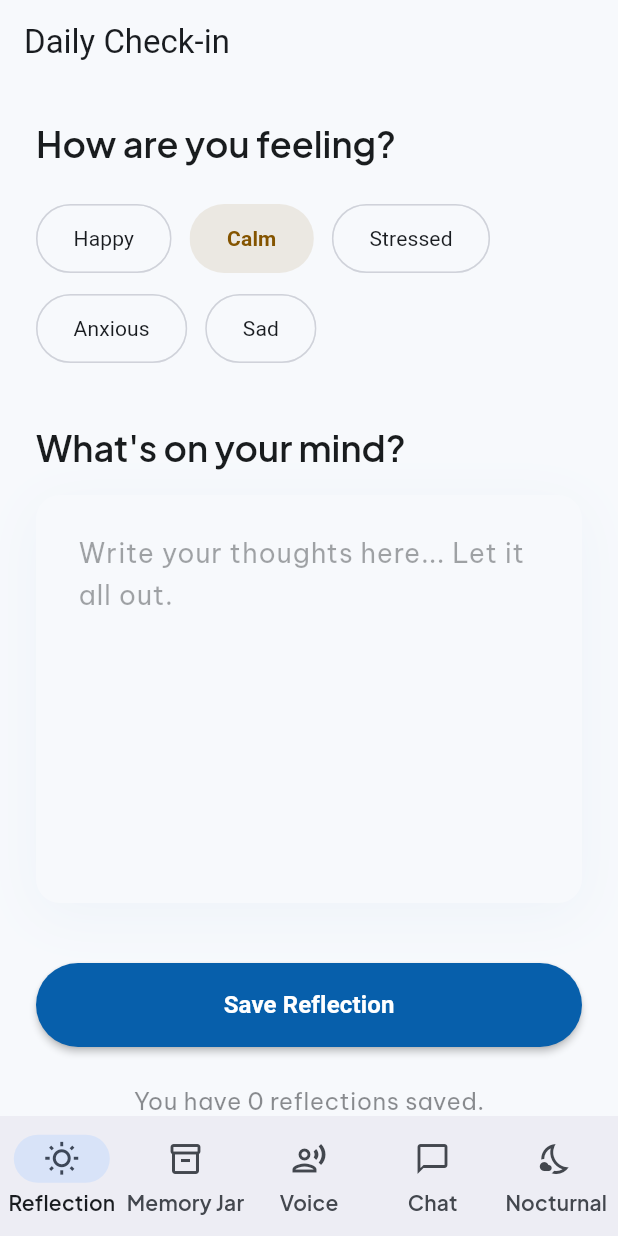
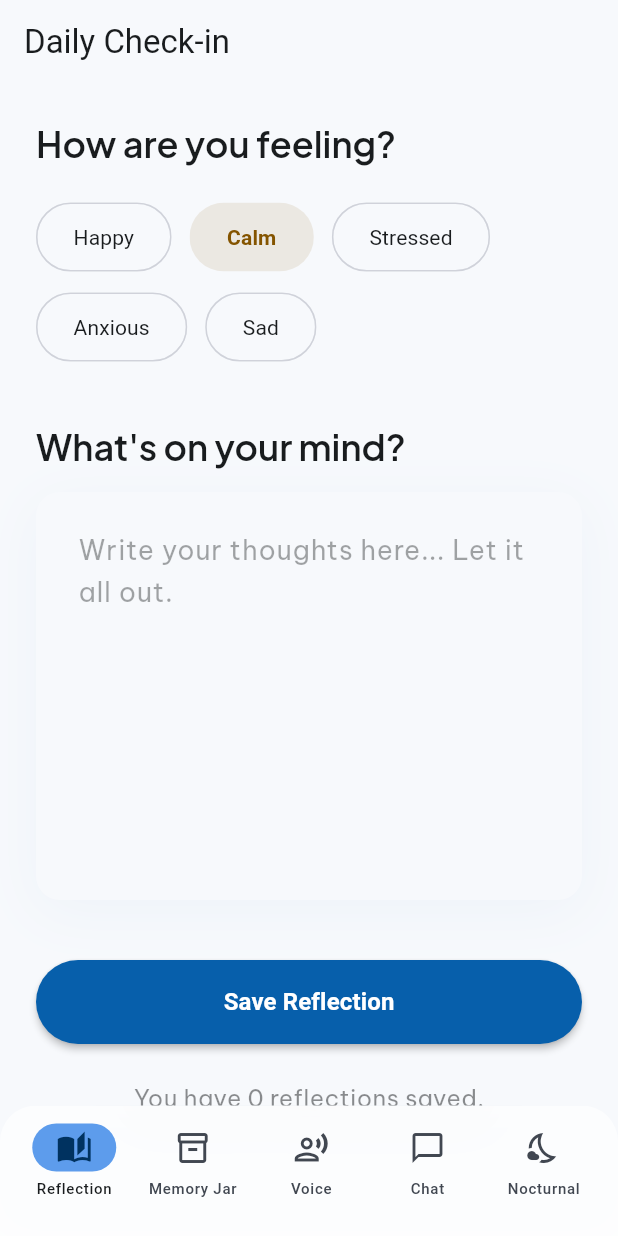
Before and after one commit to ZayyadMusa/SoulmateAI, a Flutter app: the screen it shows after launch, on a phone screen of 412 x 824 dp. Run offline on Flutter 3.47's test engine with Material 3 defaults, Android fonts, the phone set to English and light mode, and no system bars; our stand-ins replace flutter_hooks, google_fonts, hive, hive_flutter, hooks_riverpod, riverpod_annotation; accounts and stored records are empty; generated files the repository leaves out were written again.

Commit message:
feat: update app theme and routing

```diff
--- a/app/lib/core/theme/app_theme.dart
+++ b/app/lib/core/theme/app_theme.dart
@@ -2,74 +2,111 @@ import 'package:flutter/material.dart';
 import 'package:google_fonts/google_fonts.dart';
 
 class AppTheme {
-  static const Color primaryColor = Color(0xFF075FAB);
-  static const Color secondaryColor = Color(0xFF845400);
-  static const Color tertiaryColor = Color(0xFF3A6A00);
-  static const Color backgroundColor = Color(0xFFF7F9FC);
-  static const Color surfaceColor = Color(0xFFF7F9FC);
-  static const Color errorColor = Color(0xFFBA1A1A);
+  // Exact colors from Stitch CSS
+  static const Color primary = Color(0xFF075FAB);
+  static const Color primaryContainer = Color(0xFF5D9CEC);
+  static const Color onPrimaryContainer = Color(0xFF003260);
+
+  static const Color secondary = Color(0xFF845400);
+  static const Color secondaryContainer = Color(0xFFFEB246);
+  static const Color onSecondaryContainer = Color(0xFF6F4600);
+  static const Color onSecondaryFixedVariant = Color(0xFF643F00);
+
+  static const Color tertiary = Color(0xFF3A6A00);
+  static const Color tertiaryContainer = Color(0xFF61AC00);
+  static const Color onTertiaryContainer = Color(0xFF1C3900);
+
+  static const Color error = Color(0xFFBA1A1A);
+  static const Color errorContainer = Color(0xFFFFDAD6);
+
+  static const Color surface = Color(0xFFF7F9FC);
+  static const Color surfaceContainerLowest = Color(0xFFFFFFFF);
+  static const Color surfaceContainerLow = Color(0xFFF2F4F7);
+  static const Color surfaceContainer = Color(0xFFECEEF1);
+  static const Color surfaceContainerHigh = Color(0xFFE6E8EB);
+  static const Color surfaceVariant = Color(0xFFE0E3E6);
+  static const Color outline = Color(0xFF727782);
+
+  static const Color onSurface = Color(0xFF191C1E);
+  static const Color onSurfaceVariant = Color(0xFF414751);
 
   static ThemeData get lightTheme {
     final baseTextTheme = Typography.material2021().black;
 
     return ThemeData(
       useMaterial3: true,
+      scaffoldBackgroundColor: surface,
       colorScheme: ColorScheme.fromSeed(
-        seedColor: primaryColor,
-        primary: primaryColor,
-        secondary: secondaryColor,
-        tertiary: tertiaryColor,
-        surface: surfaceColor,
-        error: errorColor,
+        seedColor: primary,
+        primary: primary,
+        primaryContainer: primaryContainer,
+        onPrimaryContainer: onPrimaryContainer,
+        secondary: secondary,
+        secondaryContainer: secondaryContainer,
+        onSecondaryContainer: onSecondaryContainer,
+        tertiary: tertiary,
+        tertiaryContainer: tertiaryContainer,
+        onTertiaryContainer: onTertiaryContainer,
+        surface: surface,
+        surfaceContainerLowest: surfaceContainerLowest,
+        surfaceContainerLow: surfaceContainerLow,
+        surfaceContainer: surfaceContainer,
+        surfaceContainerHigh: surfaceContainerHigh,
+        error: error,
+        errorContainer: errorContainer,
+        onSurface: onSurface,
+        onSurfaceVariant: onSurfaceVariant,
+        outline: outline,
         brightness: Brightness.light,
       ),
-      scaffoldBackgroundColor: backgroundColor,
       textTheme: baseTextTheme.copyWith(
         headlineLarge: GoogleFonts.plusJakartaSans(
           fontSize: 32,
           fontWeight: FontWeight.w700,
-          letterSpacing: -0.64, // -0.02em
-          color: const Color(0xFF191C1E),
+          height: 40 / 32,
+          letterSpacing: -0.02 * 32,
+          color: onSurface,
         ),
         headlineMedium: GoogleFonts.plusJakartaSans(
           fontSize: 24,
           fontWeight: FontWeight.w600,
-          color: const Color(0xFF191C1E),
+          height: 30 / 24,
+          color: onSurface,
         ),
         bodyLarge: GoogleFonts.beVietnamPro(
           fontSize: 18,
           fontWeight: FontWeight.w400,
-          height: 1.55,
-          color: const Color(0xFF414751),
+          height: 28 / 18,
+          color: onSurfaceVariant,
         ),
         bodyMedium: GoogleFonts.beVietnamPro(
           fontSize: 16,
           fontWeight: FontWeight.w400,
-          height: 1.5,
-          color: const Color(0xFF414751),
+          height: 24 / 16,
+          color: onSurfaceVariant,
         ),
         labelMedium: GoogleFonts.plusJakartaSans(
           fontSize: 14,
           fontWeight: FontWeight.w600,
-          letterSpacing: 0.14,
+          height: 20 / 14,
+          letterSpacing: 0.01 * 14,
+          color: onSurface,
         ),
-      ),
-      cardTheme: CardTheme(
-        color: surfaceColor,
-        elevation: 0,
-        shape: RoundedRectangleBorder(
-          borderRadius: BorderRadius.circular(24), // 1.5rem rounded-xl for large cards
+        labelSmall: GoogleFonts.plusJakartaSans(
+          fontSize: 12,
+          fontWeight: FontWeight.w500,
+          height: 16 / 12,
+          color: onSurfaceVariant,
         ),
       ),
       elevatedButtonTheme: ElevatedButtonThemeData(
         style: ElevatedButton.styleFrom(
-          backgroundColor: primaryColor,
+          backgroundColor: primary,
           foregroundColor: Colors.white,
           shape: RoundedRectangleBorder(
-            borderRadius: BorderRadius.circular(9999), // full pill shape
+            borderRadius: BorderRadius.circular(9999),
           ),
-          padding: const EdgeInsets.symmetric(horizontal: 24, vertical: 12),
-          elevation: 2, // Soft drop shadow
+          elevation: 2,
         ),
       ),
     );
--- a/app/lib/main.dart
+++ b/app/lib/main.dart
@@ -1,3 +1,4 @@
+import 'dart:ui' as dart_ui;
 import 'package:flutter/material.dart';
 import 'package:flutter_hooks/flutter_hooks.dart';
 import 'package:hooks_riverpod/hooks_riverpod.dart';
@@ -39,19 +40,76 @@ class HolisticLifeCompanionApp extends HookWidget {
       title: 'Holistic Life Companion',
       theme: AppTheme.lightTheme,
       home: Scaffold(
-        body: screens[currentIndex.value],
-        bottomNavigationBar: NavigationBar(
-          selectedIndex: currentIndex.value,
-          onDestinationSelected: (index) => currentIndex.value = index,
-          destinations: const [
-            NavigationDestination(icon: Icon(Icons.wb_sunny_outlined), label: 'Reflection'),
-            NavigationDestination(icon: Icon(Icons.inventory_2_outlined), label: 'Memory Jar'),
-            NavigationDestination(icon: Icon(Icons.record_voice_over_outlined), label: 'Voice'),
-            NavigationDestination(icon: Icon(Icons.chat_bubble_outline), label: 'Chat'),
-            NavigationDestination(icon: Icon(Icons.nights_stay_outlined), label: 'Nocturnal'),
+      body: Stack(
+          children: [
+            screens[currentIndex.value],
+            Align(
+              alignment: Alignment.bottomCenter,
+              child: ClipRRect(
+                borderRadius: const BorderRadius.vertical(top: Radius.circular(24)),
+                child: BackdropFilter(
+                  filter: dart_ui.ImageFilter.blur(sigmaX: 16, sigmaY: 16),
+                  child: Container(
+                    padding: const EdgeInsets.only(bottom: 24, top: 12),
+                    decoration: BoxDecoration(
+                      color: Colors.white.withOpacity(0.8),
+                      boxShadow: [
+                        BoxShadow(
+                          color: const Color(0xFF075FAB).withOpacity(0.04),
+                          blurRadius: 24,
+                          offset: const Offset(0, -4),
+                        ),
+                      ],
+                    ),
+                    child: Row(
+                      mainAxisAlignment: MainAxisAlignment.spaceEvenly,
+                      children: [
+                        _buildNavItem(context, Icons.auto_stories, 'Reflection', 0, currentIndex),
+                        _buildNavItem(context, Icons.inventory_2_outlined, 'Memory Jar', 1, currentIndex),
+                        _buildNavItem(context, Icons.record_voice_over_outlined, 'Voice', 2, currentIndex),
+                        _buildNavItem(context, Icons.chat_bubble_outline, 'Chat', 3, currentIndex),
+                        _buildNavItem(context, Icons.nights_stay_outlined, 'Nocturnal', 4, currentIndex),
+                      ],
+                    ),
+                  ),
+                ),
+              ),
+            ),
           ],
         ),
       ),
     );
   }
+
+  Widget _buildNavItem(BuildContext context, IconData icon, String label, int index, ValueNotifier<int> currentIndex) {
+    final isSelected = currentIndex.value == index;
+    return GestureDetector(
+      onTap: () => currentIndex.value = index,
+      behavior: HitTestBehavior.opaque,
+      child: Column(
+        mainAxisSize: MainAxisSize.min,
+        children: [
+          Container(
+            padding: const EdgeInsets.symmetric(horizontal: 16, vertical: 4),
+            decoration: BoxDecoration(
+              color: isSelected ? AppTheme.primaryContainer : Colors.transparent,
+              borderRadius: BorderRadius.circular(999),
+            ),
+            child: Icon(
+              icon,
+              color: isSelected ? AppTheme.onPrimaryContainer : AppTheme.onSurfaceVariant,
+            ),
+          ),
+          const SizedBox(height: 4),
+          Text(
+            label,
+            style: Theme.of(context).textTheme.labelSmall?.copyWith(
+              fontSize: 10,
+              color: isSelected ? AppTheme.onSurface : AppTheme.onSurfaceVariant,
+            ),
+          ),
+        ],
+      ),
+    );
+  }
 }
```
